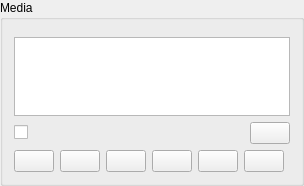
This is src/widgets/Musik/musik.ui in sgersing73/TosecRC as Qt 5 draws it before an edit. The edited form follows.
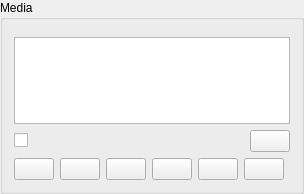
This is the edited form. Icons and pictures are not drawn. Custom widgets are drawn as their Qt base class.

Commit message: geändert:       mainwindow.cpp 	geändert:       settings.ini 	geändert:       src/widgets/DropboxBrowser/dropboxbrowser.ui 	geändert:       src/widgets/Musik/musik.ui 	geändert:       src/widgets/PDFViewer/pdfviewer.cpp 	geändert:       src/widgets/Performance/performance.cpp 	geändert:       src/widgets/SidPlayer/sidplayer.ui

```diff
--- a/src/widgets/Musik/musik.ui
+++ b/src/widgets/Musik/musik.ui
@@ -6,8 +6,8 @@
    <rect>
     <x>0</x>
     <y>0</y>
-    <width>226</width>
-    <height>186</height>
+    <width>230</width>
+    <height>194</height>
    </rect>
   </property>
   <property name="windowTitle">
@@ -41,11 +41,6 @@
        <verstretch>0</verstretch>
       </sizepolicy>
      </property>
-     <property name="font">
-      <font>
-       <pointsize>11</pointsize>
-      </font>
-     </property>
     </widget>
    </item>
    <item>
```
The commit also changes 6 other files.
